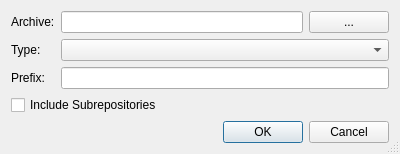
Before: the Qt Designer form Plugins/VcsPlugins/vcsMercurial/HgArchiveDialog.ui in testmana2/test, drawn with Qt 5.
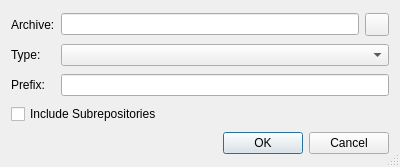
After: the same form once the commit is applied.

Commit message: Changed all the file or directory selection buttons to QToolButton and gave them an icon.

Diff of the .ui file:
```diff
--- a/Plugins/VcsPlugins/vcsMercurial/HgArchiveDialog.ui
+++ b/Plugins/VcsPlugins/vcsMercurial/HgArchiveDialog.ui
@@ -7,7 +7,7 @@
     <x>0</x>
     <y>0</y>
     <width>400</width>
-    <height>145</height>
+    <height>167</height>
    </rect>
   </property>
   <property name="windowTitle">
@@ -31,16 +31,6 @@
      </property>
     </widget>
    </item>
-   <item row="0" column="2">
-    <widget class="QPushButton" name="archiveButton">
-     <property name="toolTip">
-      <string>Press to select the archive file name via a file selection dialog</string>
-     </property>
-     <property name="text">
-      <string>...</string>
-     </property>
-    </widget>
-   </item>
    <item row="1" column="0">
     <widget class="QLabel" name="label_3">
      <property name="text">
@@ -89,6 +79,13 @@
      </property>
     </widget>
    </item>
+   <item row="0" column="2">
+    <widget class="QToolButton" name="archiveButton">
+     <property name="toolTip">
+      <string>Press to select the archive file name via a file selection dialog</string>
+     </property>
+    </widget>
+   </item>
   </layout>
  </widget>
  <tabstops>
```
The commit also changes 127 other files.
